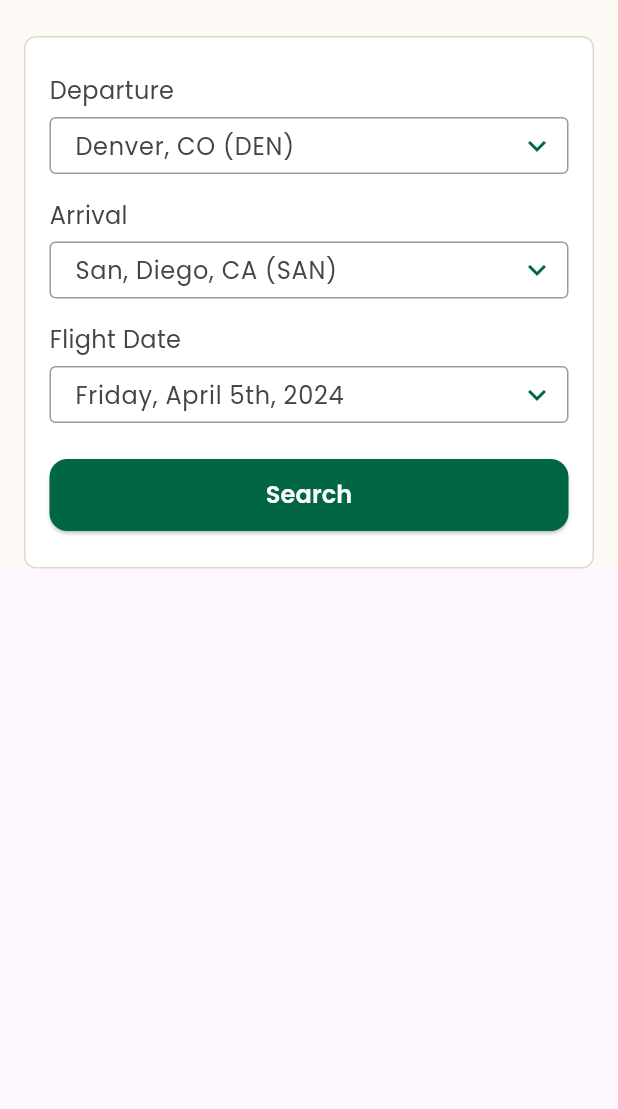
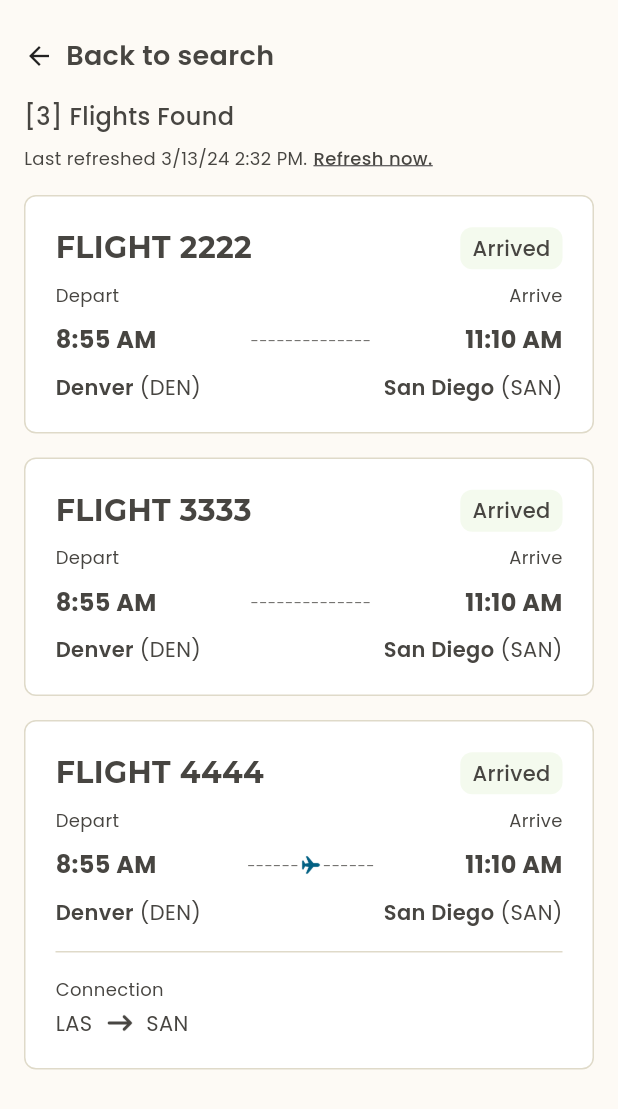
Before and after one commit to rafi-gavs/frontier_homepage, a Flutter app: the ByCitiesTab widget shown alone on an empty page, opened directly, after a tap on "Search", on a phone screen of 412 x 824 dp. Shown: the top 1109 px of the screen. Run offline on Flutter 3.47's test engine with Material 3 defaults, Android fonts, the phone set to English and light mode, and no system bars; our stand-ins replace google_fonts; network calls fail.

Commit message:
flight status update

```diff
--- a/lib/screens/flight_status/components/app_button.dart
+++ b/lib/screens/flight_status/components/app_button.dart
@@ -3,7 +3,11 @@ import 'package:frontier_homepage/util/appcolor.dart';
 import 'package:google_fonts/google_fonts.dart';
 
 class AppButton extends StatefulWidget {
-  const AppButton({super.key});
+  final void Function()? onPressed;
+  const AppButton({
+    super.key,
+    this.onPressed,
+  });
 
   @override
   State<AppButton> createState() => _AppButtonState();
@@ -13,7 +17,7 @@ class _AppButtonState extends State<AppButton> {
   @override
   Widget build(BuildContext context) {
     return ElevatedButton(
-      onPressed: () {},
+      onPressed: widget.onPressed ?? () {},
       style: ElevatedButton.styleFrom(
         minimumSize: const Size(double.infinity, 48.0),
         backgroundColor: AppColor.btBg,
--- /dev/null
+++ b/lib/screens/flight_status/components/search_result_list_item.dart
@@ -0,0 +1,265 @@
+import 'package:flutter/cupertino.dart';
+import 'package:flutter/material.dart';
+import 'package:frontier_homepage/util/appcolor.dart';
+import 'package:google_fonts/google_fonts.dart';
+
+class SearchResultListItem extends StatelessWidget {
+  final String flightNumber;
+  final String badgeOption;
+  final String departTime;
+  final String arriveTime;
+  final String departFrom;
+  final String arriveTo;
+  final String? connectionFrom;
+  final String? connectionTo;
+  const SearchResultListItem({
+    super.key,
+    required this.flightNumber,
+    required this.badgeOption,
+    required this.departTime,
+    required this.arriveTime,
+    required this.departFrom,
+    required this.arriveTo,
+    this.connectionFrom,
+    this.connectionTo,
+  });
+
+  @override
+  Widget build(BuildContext context) {
+    return Container(
+      margin: const EdgeInsets.only(bottom: 16.0),
+      padding: const EdgeInsets.symmetric(
+        horizontal: 20.0,
+        vertical: 20.0,
+      ),
+      decoration: BoxDecoration(
+        borderRadius: BorderRadius.circular(8.0),
+        color: Colors.white,
+        border: Border.all(
+          color: const Color(0xffDFDAC9),
+        ),
+      ),
+      child: Column(
+        crossAxisAlignment: CrossAxisAlignment.start,
+        children: [
+          Row(
+            mainAxisAlignment: MainAxisAlignment.spaceBetween,
+            children: [
+              Text(
+                flightNumber,
+                style: GoogleFonts.montserrat(
+                  fontSize: 20.0,
+                  fontWeight: FontWeight.w700,
+                  color: AppColor.stringBlackColor,
+                ),
+              ),
+              _chip(context, badgeOption),
+            ],
+          ),
+          const SizedBox(height: 8.0),
+          Row(
+            mainAxisAlignment: MainAxisAlignment.spaceBetween,
+            children: [
+              Text(
+                'Depart',
+                style: GoogleFonts.poppins(
+                  fontSize: 12.0,
+                  fontWeight: FontWeight.w400,
+                  color: AppColor.stringBlackColor,
+                ),
+              ),
+              Text(
+                'Arrive',
+                style: GoogleFonts.poppins(
+                  fontSize: 12.0,
+                  fontWeight: FontWeight.w400,
+                  color: AppColor.stringBlackColor,
+                ),
+              ),
+            ],
+          ),
+          const SizedBox(height: 4.0),
+          Padding(
+            padding: const EdgeInsets.symmetric(vertical: 6.0),
+            child: Row(
+              mainAxisAlignment: MainAxisAlignment.spaceBetween,
+              children: [
+                Text(
+                  departTime,
+                  style: GoogleFonts.poppins(
+                    fontSize: 16.0,
+                    fontWeight: FontWeight.w700,
+                    color: AppColor.stringBlackColor,
+                  ),
+                ),
+                Visibility(
+                  visible: connectionFrom == null || connectionTo == null,
+                  replacement: Row(
+                    children: [
+                      Text(
+                        '------',
+                        style: GoogleFonts.poppins(
+                          fontSize: 10.0,
+                          fontWeight: FontWeight.w400,
+                          color: AppColor.grey,
+                        ),
+                      ),
+                      Image.asset(
+                        'assets/appimage/airplane.png',
+                        height: 16.0,
+                        width: 16.0,
+                      ),
+                      Text(
+                        '------',
+                        style: GoogleFonts.poppins(
+                          fontSize: 10.0,
+                          fontWeight: FontWeight.w400,
+                          color: AppColor.grey,
+                        ),
+                      ),
+                    ],
+                  ),
+                  child: Text(
+                    '--------------',
+                    style: GoogleFonts.poppins(
+                      fontSize: 10.0,
+                      fontWeight: FontWeight.w400,
+                      color: AppColor.grey,
+                    ),
+                  ),
+                ),
+                Text(
+                  arriveTime,
+                  style: GoogleFonts.poppins(
+                    fontSize: 16.0,
+                    fontWeight: FontWeight.w700,
+                    color: AppColor.stringBlackColor,
+                  ),
+                ),
+              ],
+            ),
+          ),
+          const SizedBox(height: 4.0),
+          Row(
+            mainAxisAlignment: MainAxisAlignment.spaceBetween,
+            children: [
+              Row(
+                children: [
+                  Text(
+                    departFrom,
+                    style: GoogleFonts.poppins(
+                      fontSize: 14.0,
+                      fontWeight: FontWeight.w600,
+                      color: AppColor.stringBlackColor,
+                    ),
+                  ),
+                  const SizedBox(width: 4.0),
+                  Text(
+                    '(${departFrom.toUpperCase().substring(0, 3)})',
+                    style: GoogleFonts.poppins(
+                      fontSize: 14.0,
+                      fontWeight: FontWeight.w400,
+                      color: AppColor.stringBlackColor,
+                    ),
+                  ),
+                ],
+              ),
+              Row(
+                children: [
+                  Text(
+                    arriveTo,
+                    style: GoogleFonts.poppins(
+                      fontSize: 14.0,
+                      fontWeight: FontWeight.w600,
+                      color: AppColor.stringBlackColor,
+                    ),
+                  ),
+                  const SizedBox(width: 4.0),
+                  Text(
+                    '(${arriveTo.toUpperCase().substring(0, 3)})',
+                    style: GoogleFonts.poppins(
+                      fontSize: 14.0,
+                      fontWeight: FontWeight.w400,
+                      color: AppColor.stringBlackColor,
+                    ),
+                  ),
+                ],
+              ),
+            ],
+          ),
+          Visibility(
+            visible: connectionFrom != null && connectionTo != null,
+            child: Column(
+              crossAxisAlignment: CrossAxisAlignment.start,
+              children: [
+                Container(
+                  margin: const EdgeInsets.only(top: 16.0),
+                  height: 1,
+                  color: AppColor.borderColor,
+                ),
+                const SizedBox(height: 16.0),
+                Text(
+                  'Connection',
+                  style: GoogleFonts.poppins(
+                    fontSize: 12.0,
+                    fontWeight: FontWeight.w400,
+                    color: AppColor.stringBlackColor,
+                  ),
+                ),
+                const SizedBox(height: 4.0),
+                Row(
+                  children: [
+                    Text(
+                      'LAS',
+                      style: GoogleFonts.poppins(
+                        fontSize: 14.0,
+                        fontWeight: FontWeight.w400,
+                        color: AppColor.stringBlackColor,
+                      ),
+                    ),
+                    const SizedBox(width: 8.0),
+                    Image.asset(
+                      'assets/appimage/arrow.png',
+                      height: 20.0,
+                      width: 20.0,
+                    ),
+                    const SizedBox(width: 8.0),
+                    Text(
+                      'SAN',
+                      style: GoogleFonts.poppins(
+                        fontSize: 14.0,
+                        fontWeight: FontWeight.w400,
+                        color: AppColor.stringBlackColor,
+                      ),
+                    ),
+                  ],
+                ),
+              ],
+            ),
+          ),
+        ],
+      ),
+    );
+  }
+
+  Widget _chip(BuildContext context, String value) {
+    return Container(
+      decoration: BoxDecoration(
+        color: AppColor.chipsColor,
+        borderRadius: BorderRadius.circular(8.0),
+      ),
+      padding: const EdgeInsets.symmetric(
+        horizontal: 8.0,
+        vertical: 4.0,
+      ),
+      child: Text(
+        value,
+        style: GoogleFonts.poppins(
+          fontSize: 14.0,
+          fontWeight: FontWeight.w500,
+          color: AppColor.stringBlackColor,
+        ),
+      ),
+    );
+  }
+}
--- /dev/null
+++ b/lib/screens/flight_status/components/search_results.dart
@@ -0,0 +1,148 @@
+import 'package:flutter/material.dart';
+import 'package:frontier_homepage/screens/flight_status/components/search_result_list_item.dart';
+import 'package:google_fonts/google_fonts.dart';
+
+import '../../../util/appcolor.dart';
+import '../tab_pages/by_cities_tab.dart';
+
+class SearchResults extends StatefulWidget {
+  const SearchResults({super.key});
+
+  @override
+  State<SearchResults> createState() => _SearchResultsState();
+}
+
+class _SearchResultsState extends State<SearchResults> {
+  @override
+  Widget build(BuildContext context) {
+    return Container(
+      margin: const EdgeInsets.symmetric(
+        horizontal: 16.0,
+        vertical: 24.0,
+      ),
+      child: Column(
+        crossAxisAlignment: CrossAxisAlignment.start,
+        children: [
+          _header(),
+          const SizedBox(height: 16.0),
+          _resultFoundInfo(),
+          const SizedBox(height: 16.0),
+          _list(),
+        ],
+      ),
+    );
+  }
+
+  Widget _header() {
+    return GestureDetector(
+      onTap: () {
+        byCitiesSearchStackIndex.value = 0;
+      },
+      child: Row(
+        children: [
+          const Icon(
+            Icons.arrow_back,
+            size: 20.0,
+          ),
+          const SizedBox(width: 8.0),
+          Text(
+            'Back to search',
+            style: GoogleFonts.poppins(
+              fontSize: 18.0,
+              fontWeight: FontWeight.w600,
+              color: AppColor.stringBlackColor,
+            ),
+          )
+        ],
+      ),
+    );
+  }
+
+  Widget _resultFoundInfo() {
+    return Column(
+      crossAxisAlignment: CrossAxisAlignment.start,
+      children: [
+        Text(
+          '[3] Flights Found',
+          style: GoogleFonts.poppins(
+            fontSize: 16.0,
+            fontWeight: FontWeight.w500,
+            color: AppColor.stringBlackColor,
+          ),
+        ),
+        const SizedBox(height: 8.0),
+        Row(
+          children: [
+            Text(
+              'Last refreshed 3/13/24 2:32 PM.',
+              style: GoogleFonts.poppins(
+                fontSize: 12.0,
+                fontWeight: FontWeight.w400,
+                color: AppColor.stringBlackColor,
+              ),
+            ),
+            const SizedBox(width: 4.0),
+            Text(
+              'Refresh now.',
+              style: GoogleFonts.poppins(
+                fontSize: 12.0,
+                fontWeight: FontWeight.w500,
+                color: AppColor.stringBlackColor,
+                decoration: TextDecoration.underline,
+              ),
+            ),
+          ],
+        ),
+      ],
+    );
+  }
+
+  Widget _list() {
+    return Expanded(
+      child: ListView(
+        shrinkWrap: true,
+        children: [
+          {
+            'flightNumber': 'FLIGHT 2222',
+            'badgeOption': 'Arrived',
+            'departTime': '8:55 AM',
+            'arriveTime': '11:10 AM',
+            'departFrom': 'Denver',
+            'arriveTo': 'San Diego',
+          },
+          {
+            'flightNumber': 'FLIGHT 3333',
+            'badgeOption': 'Arrived',
+            'departTime': '8:55 AM',
+            'arriveTime': '11:10 AM',
+            'departFrom': 'Denver',
+            'arriveTo': 'San Diego',
+          },
+          {
+            'flightNumber': 'FLIGHT 4444',
+            'badgeOption': 'Arrived',
+            'departTime': '8:55 AM',
+            'arriveTime': '11:10 AM',
+            'departFrom': 'Denver',
+            'arriveTo': 'San Diego',
+            'connectionFrom': 'LAS',
+            'connectionTo': 'SAN',
+          },
+        ]
+            .map(
+              (e) => SearchResultListItem(
+                flightNumber: e['flightNumber']!,
+                badgeOption: e['badgeOption']!,
+                departTime: e['departTime']!,
+                arriveTime: e['arriveTime']!,
+                departFrom: e['departFrom']!,
+                arriveTo: e['arriveTo']!,
+                connectionFrom: e['connectionFrom'],
+                connectionTo: e['connectionTo'],
+              ),
+            )
+            .toList(),
+      ),
+    );
+  }
+}
--- a/lib/screens/flight_status/tab_pages/by_cities_tab.dart
+++ b/lib/screens/flight_status/tab_pages/by_cities_tab.dart
@@ -4,7 +4,11 @@ import 'package:google_fonts/google_fonts.dart';
 import '../../../util/appcolor.dart';
 import '../components/app_button.dart';
 import '../components/app_text_field.dart';
+import '../components/search_results.dart';
 import '../flight_status_page.dart';
+
+///Created global [ValueNotifier] variable [byCitiesSearchStackIndex] in [ByCitiesTab] to show result widget based on [IndexedStack] index
+ValueNotifier<int> byCitiesSearchStackIndex = ValueNotifier(0);
 
 class ByCitiesTab extends StatefulWidget {
   const ByCitiesTab({super.key});
@@ -18,7 +22,19 @@ class _ByCitiesTabState extends State<ByCitiesTab> {
   Widget build(BuildContext context) {
     return Container(
       color: AppColor.bgCream,
-      child: _form(),
+      //child: _form(),
+      //child: SearchResults(),
+      child: ValueListenableBuilder<int>(
+          valueListenable: byCitiesSearchStackIndex,
+          builder: (context, index, _) {
+            return IndexedStack(
+              index: index,
+              children: [
+                _form(),
+                const SearchResults(),
+              ],
+            );
+          }),
     );
   }
 
@@ -89,7 +105,11 @@ class _ByCitiesTabState extends State<ByCitiesTab> {
                 readOnly: true,
               ),
               const SizedBox(height: 24.0),
-              const AppButton(),
+              AppButton(
+                onPressed: () {
+                  byCitiesSearchStackIndex.value = 1;
+                },
+              ),
             ],
           ),
         ),
--- a/lib/util/app_theme.dart
+++ /dev/null
@@ -1,22 +0,0 @@
-import 'package:flutter/material.dart';
-import 'package:frontier_homepage/util/appcolor.dart';
-import 'package:google_fonts/google_fonts.dart';
-
-class AppTheme {
-  static ThemeData light = ThemeData(
-    textTheme: TextTheme(
-      bodyLarge: TextStyle(
-        fontFamily: GoogleFonts.poppins().fontFamily,
-        fontSize: 16.0,
-        fontWeight: FontWeight.w400,
-        color: AppColor.stringBlackColor,
-      ),
-      bodySmall: TextStyle(
-        fontFamily: GoogleFonts.poppins().fontFamily,
-        fontSize: 14.0,
-        fontWeight: FontWeight.w600,
-        color: AppColor.fontSecondary,
-      ),
-    ),
-  );
-}
--- a/lib/util/appcolor.dart
+++ b/lib/util/appcolor.dart
@@ -11,18 +11,14 @@ class AppColor {
   static const stringBlue = Color(0xFF004863);
   static const greenColor = Color(0xFF005A45);
   static const brownColor = Color(0xFFAA6527);
-    static const borderColor = Color(0xFFDFDAC9);
-    static const tabBarColor=Color(0xFFE3DDD0);
-    static const bgCream=Color(0xFFFDFAF5);
-    static const btBg=Color(0xFF006643);
-    static const fontSecondary=Color(0xFF504E4B);
-    static const linkText=Color(0xFF007AA8);
-    static const textFieldBorder=Color(0xFF9C9B98);
-    static const green=Color(0xFF006643);
-
-
-
-
-
-
+  static const borderColor = Color(0xFFDFDAC9);
+  static const tabBarColor = Color(0xFFE3DDD0);
+  static const bgCream = Color(0xFFFDFAF5);
+  static const btBg = Color(0xFF006643);
+  static const fontSecondary = Color(0xFF504E4B);
+  static const linkText = Color(0xFF007AA8);
+  static const textFieldBorder = Color(0xFF9C9B98);
+  static const green = Color(0xFF006643);
+  static const chipsColor = Color(0XFFF4FAEE);
+  static const grey=Color(0XFF71706D);
 }
```
Also changed, not shown: assets/appimage/arrow.png (added).
